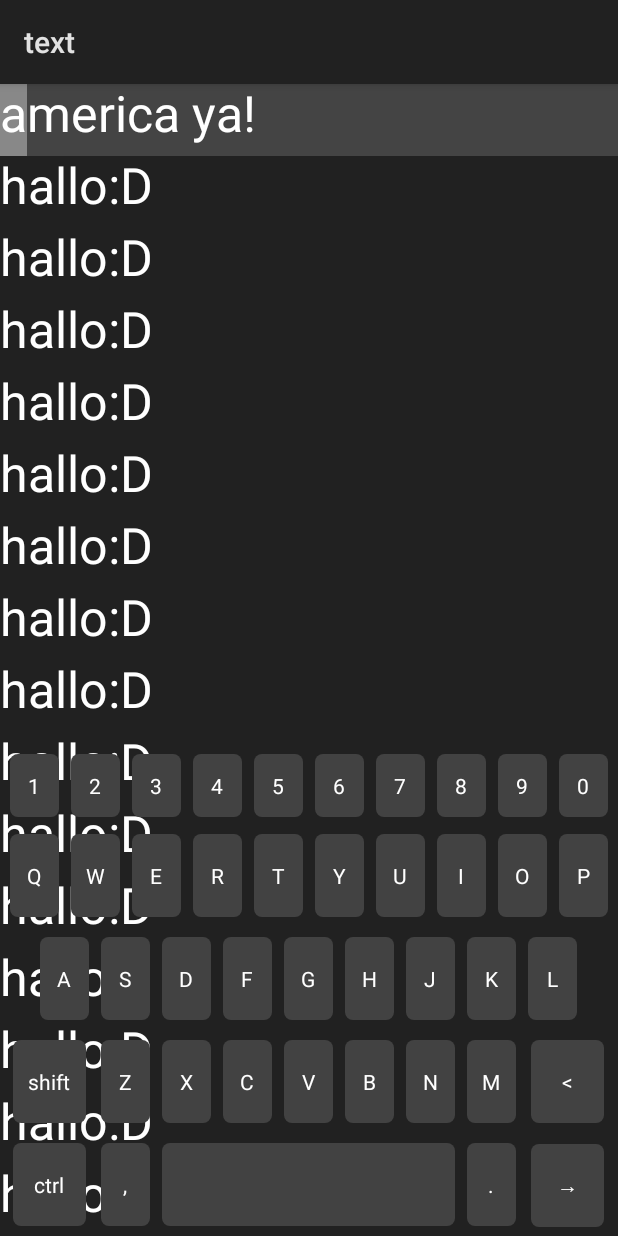
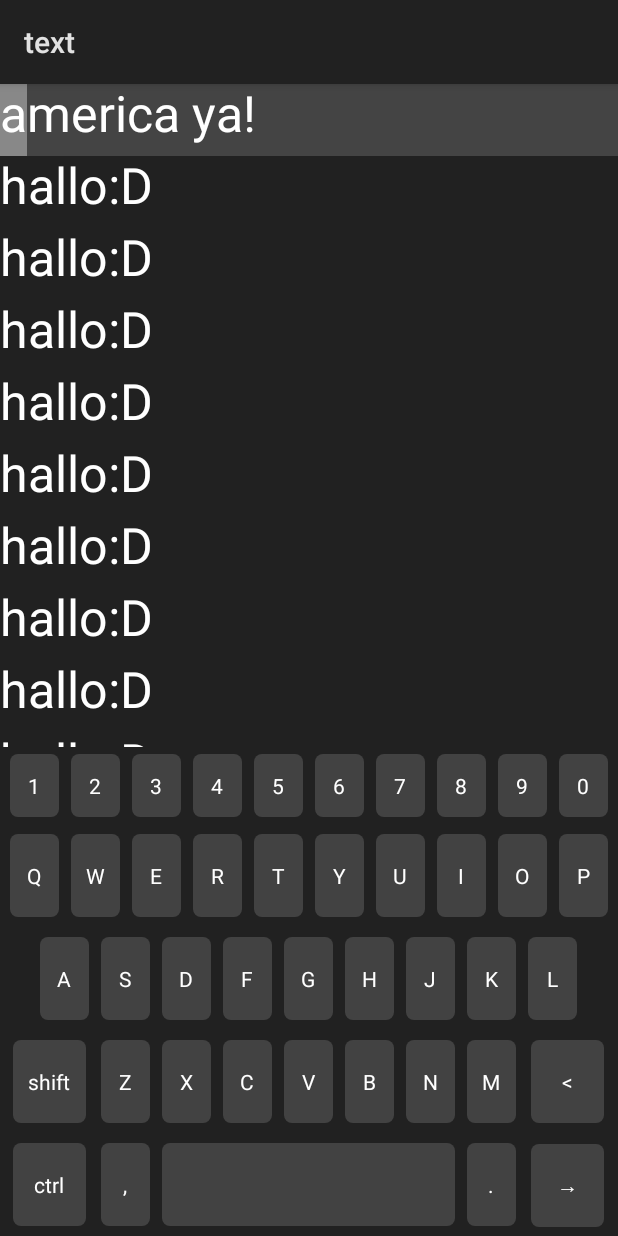
Before and after one commit to IMOitself/text, an Android app: the screen it shows after launch (MainActivity), on a phone screen of 412 x 824 dp. Run offline under Robolectric (Android 15) with nearby library versions, the phone set to English and light mode, and no system bars.

Commit message:
feat: add keyboard's background and a more concise displaying of it
- remove useless linearlayout

```diff
--- a/app/src/main/java/imo/text/MainActivity.java
+++ b/app/src/main/java/imo/text/MainActivity.java
@@ -40,7 +40,6 @@ public class MainActivity extends Activity {
         int numberKeyHeight = normalKeyHeight * 3 / 4;
         int wideKeyWidth = normalKeyWidth + (normalKeyWidth / 2);
 
-        // Resize number keys (1st row)
         configKey(R.id.key_0, normalKeyWidth, numberKeyHeight);
         configKey(R.id.key_1, normalKeyWidth, numberKeyHeight);
         configKey(R.id.key_2, normalKeyWidth, numberKeyHeight);
@@ -52,7 +51,6 @@ public class MainActivity extends Activity {
         configKey(R.id.key_8, normalKeyWidth, numberKeyHeight);
         configKey(R.id.key_9, normalKeyWidth, numberKeyHeight);
 
-        // Resize letter keys (2nd row)
         configKey(R.id.key_Q, normalKeyWidth, normalKeyHeight);
         configKey(R.id.key_W, normalKeyWidth, normalKeyHeight);
         configKey(R.id.key_E, normalKeyWidth, normalKeyHeight);
@@ -64,7 +62,6 @@ public class MainActivity extends Activity {
         configKey(R.id.key_O, normalKeyWidth, normalKeyHeight);
         configKey(R.id.key_P, normalKeyWidth, normalKeyHeight);
 
-        // Resize letter keys (3rd row)
         configKey(R.id.key_A, normalKeyWidth, normalKeyHeight);
         configKey(R.id.key_S, normalKeyWidth, normalKeyHeight);
         configKey(R.id.key_D, normalKeyWidth, normalKeyHeight);
@@ -75,7 +72,6 @@ public class MainActivity extends Activity {
         configKey(R.id.key_K, normalKeyWidth, normalKeyHeight);
         configKey(R.id.key_L, normalKeyWidth, normalKeyHeight);
 
-        // Resize letter keys (4th row)
         configKey(R.id.key_shift, wideKeyWidth, normalKeyHeight);
         configKey(R.id.key_Z, normalKeyWidth, normalKeyHeight);
         configKey(R.id.key_X, normalKeyWidth, normalKeyHeight);
@@ -86,7 +82,6 @@ public class MainActivity extends Activity {
         configKey(R.id.key_M, normalKeyWidth, normalKeyHeight);
         configKey(R.id.key_delete, wideKeyWidth, normalKeyHeight);
 
-        // Resize special keys (5th row)
         configKey(R.id.key_ctrl, wideKeyWidth, normalKeyHeight);
         configKey(R.id.key_comma, normalKeyWidth, normalKeyHeight);
         configKey(R.id.key_space, normalKeyWidth * 5, normalKeyHeight, (int) (normalKeyWidth * 0.1));
--- a/app/src/main/res/layout/activity_main.xml
+++ b/app/src/main/res/layout/activity_main.xml
@@ -9,14 +9,12 @@
         android:layout_height="match_parent"/>
 
     <LinearLayout
+        android:id="@+id/keyboard"
         android:layout_width="match_parent"
-        android:layout_height="match_parent"
+        android:layout_height="wrap_content"
+        android:layout_alignParentBottom="true"
+        android:background="@color/primary"
         android:orientation="vertical">
-
-        <LinearLayout
-            android:layout_width="match_parent"
-            android:layout_height="0dp"
-            android:layout_weight="1"/>
 
         <LinearLayout
             android:layout_width="match_parent"
@@ -98,8 +96,8 @@
         <LinearLayout
             android:layout_width="match_parent"
             android:layout_height="wrap_content"
-            android:orientation="horizontal"
-            android:gravity="center_horizontal">
+            android:gravity="center_horizontal"
+            android:orientation="horizontal">
 
             <TextView
                 android:id="@+id/key_Q"
@@ -175,8 +173,8 @@
         <LinearLayout
             android:layout_width="match_parent"
             android:layout_height="wrap_content"
-            android:orientation="horizontal"
-            android:gravity="center_horizontal">
+            android:gravity="center_horizontal"
+            android:orientation="horizontal">
 
             <TextView
                 android:id="@+id/key_A"
@@ -246,8 +244,8 @@
         <LinearLayout
             android:layout_width="match_parent"
             android:layout_height="wrap_content"
-            android:orientation="horizontal"
-            android:gravity="center_horizontal">
+            android:gravity="center_horizontal"
+            android:orientation="horizontal">
 
             <TextView
                 android:id="@+id/key_shift"
@@ -316,8 +314,8 @@
         <LinearLayout
             android:layout_width="match_parent"
             android:layout_height="wrap_content"
-            android:orientation="horizontal"
-            android:gravity="center_horizontal">
+            android:gravity="center_horizontal"
+            android:orientation="horizontal">
 
             <TextView
                 android:id="@+id/key_ctrl"
```
